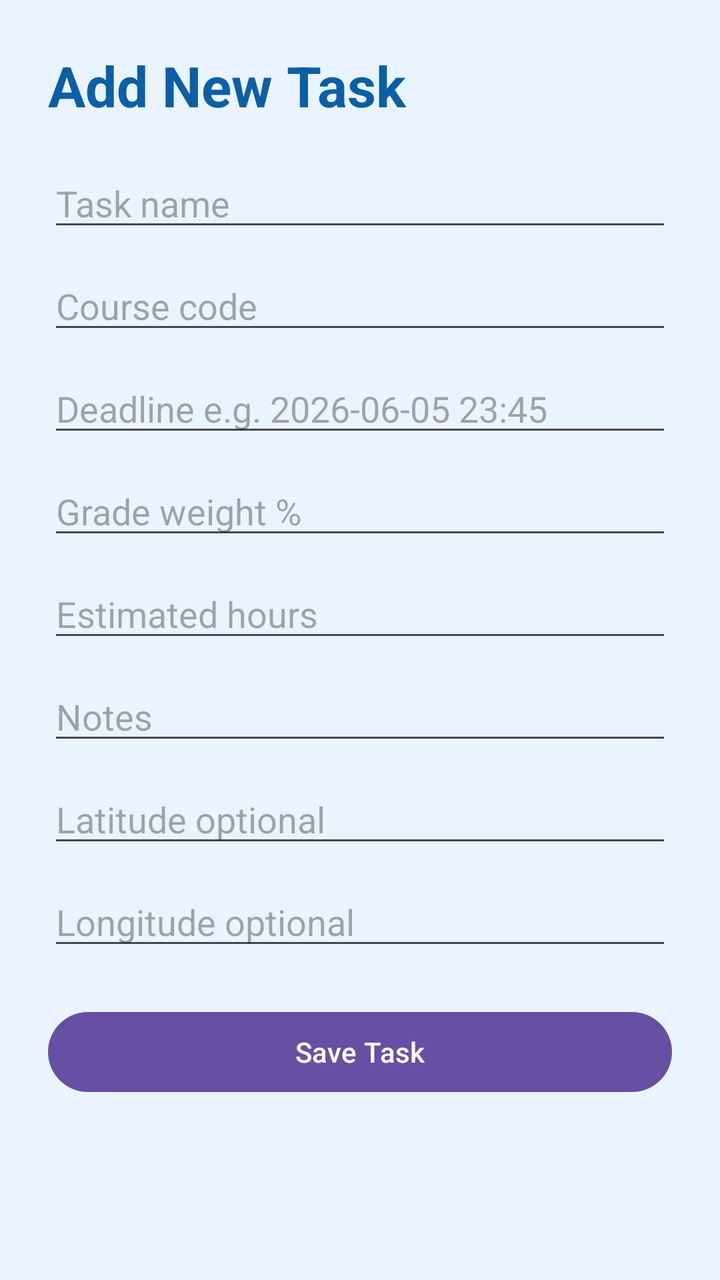
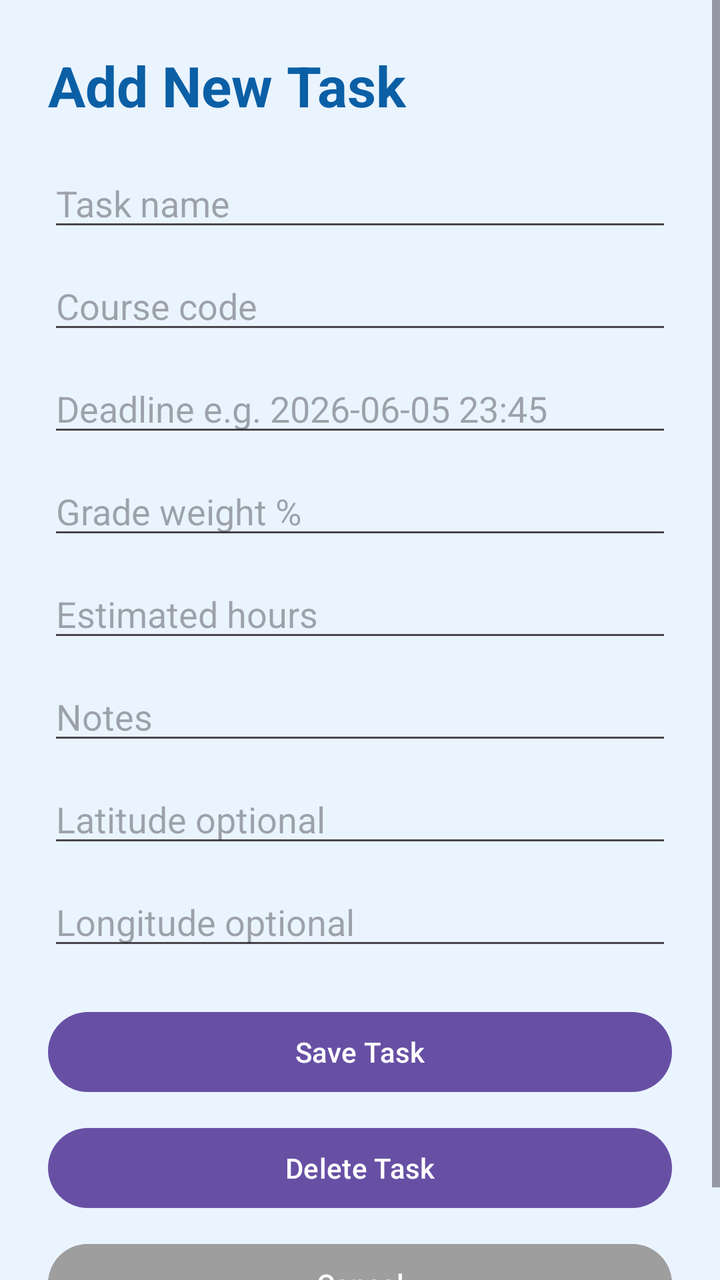

Before-and-after screenshots of an Android layout around one commit, followed by the original layout XML and the change that was made.
<!-- AndroidManifest.xml: application theme Theme.SmartAcademia -->
<!-- res/layout/activity_add_task.xml -->
<?xml version="1.0" encoding="utf-8"?>
<ScrollView xmlns:android="http://schemas.android.com/apk/res/android"
    android:layout_width="match_parent"
    android:layout_height="match_parent"
    android:background="#EAF4FF">

    <LinearLayout
        android:layout_width="match_parent"
        android:layout_height="wrap_content"
        android:orientation="vertical"
        android:padding="24dp">

        <TextView
            android:layout_width="wrap_content"
            android:layout_height="wrap_content"
            android:text="@string/add_task_title"
            android:textColor="#0B5FA5"
            android:textSize="28sp"
            android:textStyle="bold" />

        <EditText
            android:id="@+id/taskTitleEditText"
            android:layout_width="match_parent"
            android:layout_height="wrap_content"
            android:hint="@string/task_title_hint"
            android:layout_marginTop="18dp" />

        <EditText
            android:id="@+id/courseEditText"
            android:layout_width="match_parent"
            android:layout_height="wrap_content"
            android:hint="@string/course_hint"
            android:layout_marginTop="10dp" />

        <EditText
            android:id="@+id/deadlineEditText"
            android:layout_width="match_parent"
            android:layout_height="wrap_content"
            android:hint="@string/deadline_hint"
            android:layout_marginTop="10dp" />

        <EditText
            android:id="@+id/weightEditText"
            android:layout_width="match_parent"
            android:layout_height="wrap_content"
            android:hint="@string/weight_hint"
            android:inputType="number"
            android:layout_marginTop="10dp" />

        <EditText
            android:id="@+id/hoursEditText"
            android:layout_width="match_parent"
            android:layout_height="wrap_content"
            android:hint="@string/hours_hint"
            android:inputType="number"
            android:layout_marginTop="10dp" />

        <EditText
            android:id="@+id/notesEditText"
            android:layout_width="match_parent"
            android:layout_height="wrap_content"
            android:hint="@string/notes_hint"
            android:layout_marginTop="10dp" />

        <EditText
            android:id="@+id/latEditText"
            android:layout_width="match_parent"
            android:layout_height="wrap_content"
            android:hint="@string/latitude_hint"
            android:inputType="numberDecimal|numberSigned"
            android:layout_marginTop="10dp" />

        <EditText
            android:id="@+id/lonEditText"
            android:layout_width="match_parent"
            android:layout_height="wrap_content"
            android:hint="@string/longitude_hint"
            android:inputType="numberDecimal|numberSigned"
            android:layout_marginTop="10dp" />

        <Button
            android:id="@+id/saveTaskButton"
            android:layout_width="match_parent"
            android:layout_height="wrap_content"
            android:text="@string/save_task_button"
            android:layout_marginTop="22dp" />

    </LinearLayout>
</ScrollView>
<!-- resources referenced by this layout -->
<resources>
  <string name="add_task_title">Add New Task</string>
  <string name="course_hint">Course code</string>
  <string name="deadline_hint">Deadline e.g. 2026-06-05 23:45</string>
  <string name="hours_hint">Estimated hours</string>
  <string name="latitude_hint">Latitude optional</string>
  <string name="longitude_hint">Longitude optional</string>
  <string name="notes_hint">Notes</string>
  <string name="save_task_button">Save Task</string>
  <string name="task_title_hint">Task name</string>
  <string name="weight_hint">Grade weight %</string>
  <style name="Theme.SmartAcademia" parent="Base.Theme.SmartAcademia" />
  <style name="Base.Theme.SmartAcademia" parent="Theme.Material3.DayNight.NoActionBar">
          
          
      </style>
</resources>

<!-- the commit's change to res/layout/activity_add_task.xml (unified diff, before → after) -->
@@ -85,5 +85,20 @@
             android:text="@string/save_task_button"
             android:layout_marginTop="22dp" />
 
+        <Button
+            android:id="@+id/deleteTaskButton"
+            android:layout_width="match_parent"
+            android:layout_height="wrap_content"
+            android:text="@string/delete_task"
+            android:layout_marginTop="10dp" />
+
+        <Button
+            android:id="@+id/cancelButton"
+            android:layout_width="match_parent"
+            android:layout_height="wrap_content"
+            android:text="@string/cancel_button"
+            android:layout_marginTop="10dp"
+            android:backgroundTint="#9E9E9E"/>
+
     </LinearLayout>
 </ScrollView>
<!-- resource entries referenced after the edit -->
@@ -1,8 +1,10 @@
 <!-- resources referenced by this layout -->
 <resources>
   <string name="add_task_title">Add New Task</string>
+  <string name="cancel_button">Cancel</string>
   <string name="course_hint">Course code</string>
   <string name="deadline_hint">Deadline e.g. 2026-06-05 23:45</string>
+  <string name="delete_task">Delete Task</string>
   <string name="hours_hint">Estimated hours</string>
   <string name="latitude_hint">Latitude optional</string>
   <string name="longitude_hint">Longitude optional</string>
